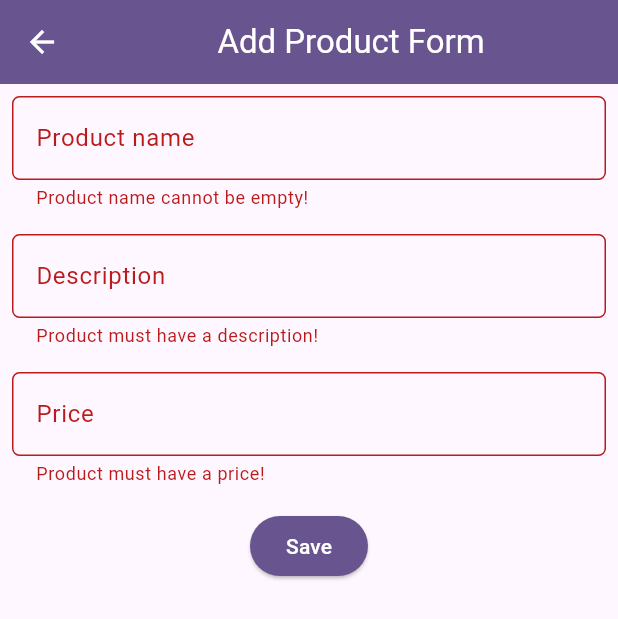
After one commit to sincostandra/GameHunt-mobile, a Flutter app: the ProductEntryFormPage screen opened directly, after a tap on "Save", on a phone screen of 412 x 824 dp. The commit adds this screen. Shown: the top 619 px of the screen. Run offline on Flutter 3.47's test engine with Material 3 defaults, Android fonts, the light colour scheme and no system bars; missing offline and left inert: pbp_django_auth.

Commit message:
feat: news detail page form

```diff
--- /dev/null
+++ b/lib/screens/news_form.dart
@@ -0,0 +1,170 @@
+import 'dart:convert';
+
+import 'package:flutter/material.dart';
+import 'package:pbp_django_auth/pbp_django_auth.dart';
+import 'package:provider/provider.dart';
+import 'package:gamehunt/screens/menu.dart';
+// import 'package:tioutfitters/widgets/left_drawer.dart';
+
+class ProductEntryFormPage extends StatefulWidget {
+  const ProductEntryFormPage({super.key});
+
+  @override
+  State<ProductEntryFormPage> createState() => _ProductEntryFormPageState();
+}
+
+class _ProductEntryFormPageState extends State<ProductEntryFormPage> {
+  final _formKey = GlobalKey<FormState>();
+  String _name = "";
+	String _description = "";
+	int _price = 0;
+
+  @override
+  Widget build(BuildContext context) {
+    final request = context.watch<CookieRequest>();
+
+    return Scaffold(
+      appBar: AppBar(
+        title: const Center(
+          child: Text(
+            'Add Product Form',
+          ),
+        ),
+        backgroundColor: Theme.of(context).colorScheme.primary,
+        foregroundColor: Colors.white,
+      ),
+      // drawer: const LeftDrawer(),
+      body: Form(
+        key: _formKey,
+        child: SingleChildScrollView(
+          child: Column(
+            crossAxisAlignment: CrossAxisAlignment.start,
+            children: [
+              Padding(
+                padding: const EdgeInsets.all(8.0),
+                child: TextFormField(
+                  decoration: InputDecoration(
+                    hintText: "Product name",
+                    labelText: "Product name",
+                    border: OutlineInputBorder(
+                      borderRadius: BorderRadius.circular(5.0),
+                    ),
+                  ),
+                  onChanged: (String? value) {
+                    setState(() {
+                      _name = value!;
+                    });
+                  },
+                  validator: (String? value) {
+                    if (value == null || value.isEmpty) {
+                      return "Product name cannot be empty!";
+                    }
+                    return null;
+                  },
+                ),
+              ),
+              Padding(
+                padding: const EdgeInsets.all(8.0),
+                child: TextFormField(
+                  decoration: InputDecoration(
+                    hintText: "Description",
+                    labelText: "Description",
+                    border: OutlineInputBorder(
+                      borderRadius: BorderRadius.circular(5.0),
+                    ),
+                  ),
+                  onChanged: (String? value) {
+                    setState(() {
+                      _description = value!;
+                    });
+                  },
+                  validator: (String? value) {
+                    if (value == null || value.isEmpty) {
+                      return "Product must have a description!";
+                    }
+                    return null;
+                  },
+                ),
+              ),
+              Padding(
+                padding: const EdgeInsets.all(8.0),
+                child: TextFormField(
+                  decoration: InputDecoration(
+                    hintText: "Price",
+                    labelText: "Price",
+                    border: OutlineInputBorder(
+                      borderRadius: BorderRadius.circular(5.0),
+                    ),
+                  ),
+                  onChanged: (String? value) {
+                    setState(() {
+                      _price = int.tryParse(value!) ?? 0;
+                    });
+                  },
+                  validator: (String? value) {
+                    if (value == null || value.isEmpty) {
+                      return "Product must have a price!";
+                    }
+                    if (int.tryParse(value) == null) {
+                      return "Product prices must be numeric!";
+                    }
+                    return null;
+                  },
+                ),
+              ),
+              Align(
+                alignment: Alignment.bottomCenter,
+                child: Padding(
+                  padding: const EdgeInsets.all(8.0),
+                  child: ElevatedButton(
+                    style: ButtonStyle(
+                      backgroundColor: WidgetStateProperty.all(
+                          Theme.of(context).colorScheme.primary),
+                    ),
+                    onPressed: () async {
+                      if (_formKey.currentState!.validate()) {
+                          // Kirim ke Django dan tunggu respons
+                          // Ganti URL dan jangan lupa tambahkan trailing slash (/) di akhir URL!
+                          final response = await request.postJson(
+                              "http://127.0.0.1:8000/create-flutter/",
+                              jsonEncode(<String, String>{
+                                  'mood': _name,
+                                  'price': _price.toString(),
+                                  'description': _description,
+                              // Sesuaikan field data sesuai dengan aplikasimu
+                              }),
+                          );
+                          if (context.mounted) {
+                              if (response['status'] == 'success') {
+                                  ScaffoldMessenger.of(context)
+                                      .showSnackBar(const SnackBar(
+                                  content: Text("Mood baru berhasil disimpan!"),
+                                  ));
+                                  Navigator.pushReplacement(
+                                      context,
+                                      MaterialPageRoute(builder: (context) => MyHomePage()),
+                                  );
+                              } else {
+                                  ScaffoldMessenger.of(context)
+                                      .showSnackBar(const SnackBar(
+                                      content:
+                                          Text("Terdapat kesalahan, silakan coba lagi."),
+                                  ));
+                              }
+                          }
+                      }
+                  },
+                    child: const Text(
+                      "Save",
+                      style: TextStyle(color: Colors.white),
+                    ),
+                  ),
+                ),
+              ),
+            ],
+          )
+        ),
+      ),
+    );
+  }
+}
--- a/pubspec.yaml
+++ b/pubspec.yaml
@@ -35,6 +35,9 @@ dependencies:
   # The following adds the Cupertino Icons font to your application.
   # Use with the CupertinoIcons class for iOS style icons.
   cupertino_icons: ^1.0.8
+  provider: ^6.1.2
+  pbp_django_auth: ^0.4.0
+  http: ^1.2.2
 
 dev_dependencies:
   flutter_test:
```
Also changed, not shown: lib/main.dart (+9 -1 lines), lib/models/news_model.dart (added, +85 -0 lines), lib/screens/news_detail.dart (added, +40 -0 lines), lib/screens/news_page.dart (added, +115 -0 lines), pubspec.lock, 2 other files.
